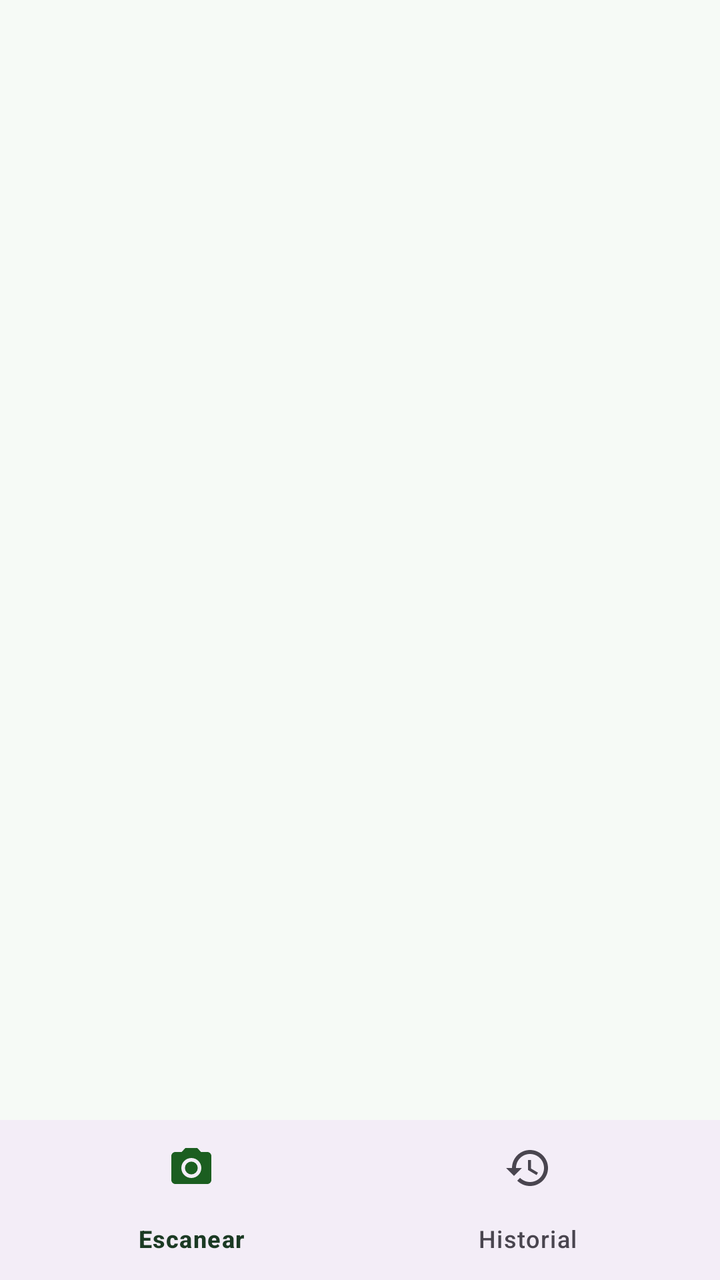
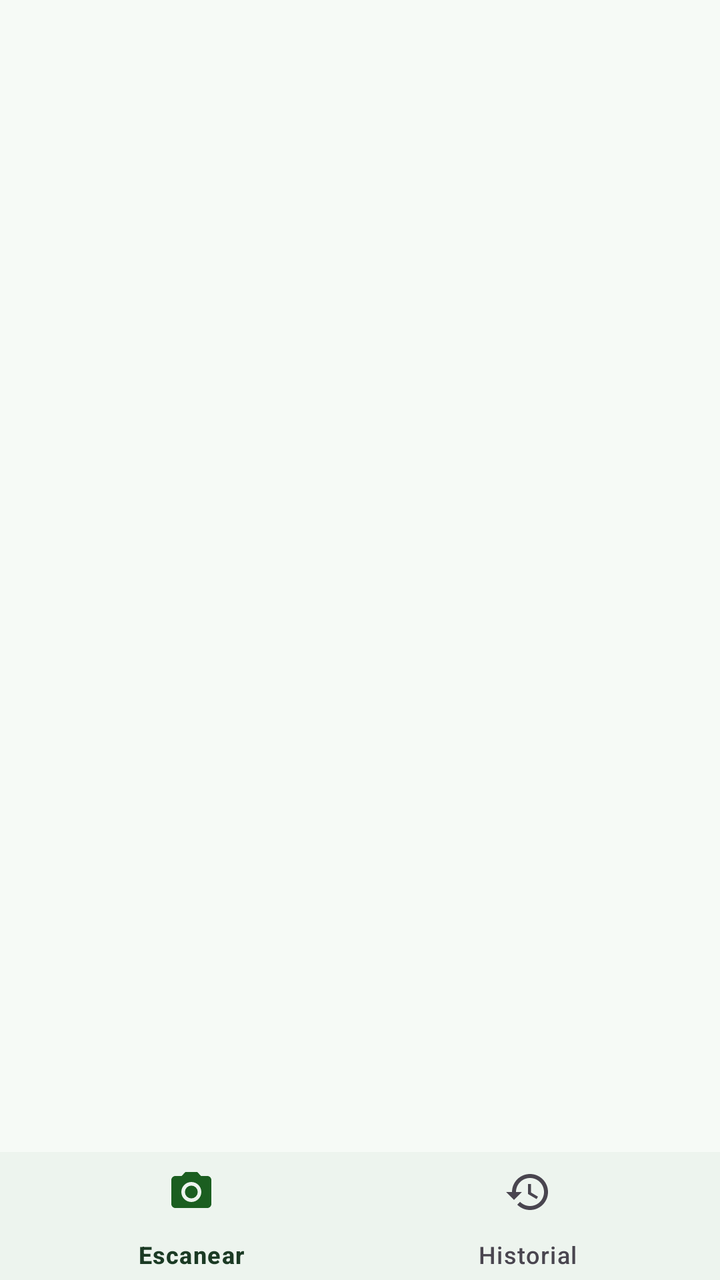

Two renders of the same Android screen: before a commit and after it. Below are the layout's source before the change and the commit's diff.
<!-- AndroidManifest.xml: application theme Theme.NutrixAI -->
<!-- res/layout/activity_main.xml -->
<?xml version="1.0" encoding="utf-8"?>
<LinearLayout xmlns:android="http://schemas.android.com/apk/res/android"
    xmlns:app="http://schemas.android.com/apk/res-auto"
    xmlns:tools="http://schemas.android.com/tools"
    android:id="@+id/main"
    android:layout_width="match_parent"
    android:layout_height="match_parent"
    android:orientation="vertical"
    tools:context=".MainActivity">

    
    <androidx.fragment.app.FragmentContainerView
        android:id="@+id/contenedor"
        android:layout_width="match_parent"
        android:layout_height="0dp"
        android:layout_weight="1" />

    <com.google.android.material.bottomnavigation.BottomNavigationView
        android:id="@+id/bottom_nav"
        android:layout_width="match_parent"
        android:layout_height="wrap_content"
        app:menu="@menu/menu_inferior" />
</LinearLayout>
<!-- resources referenced by this layout -->
<resources>
  <style name="Theme.NutrixAI" parent="Base.Theme.NutrixAI" />
  <style name="Base.Theme.NutrixAI" parent="Theme.Material3.Light.NoActionBar">
          <item name="colorPrimary">@color/verde_principal</item>
          <item name="colorOnPrimary">@color/white</item>
          <item name="colorPrimaryContainer">@color/verde_claro</item>
          <item name="colorOnPrimaryContainer">@color/verde_oscuro</item>
          <item name="colorSecondaryContainer">@color/verde_claro</item>
          <item name="colorOnSecondaryContainer">@color/verde_oscuro</item>
          <item name="android:colorBackground">@color/fondo</item>
          <item name="colorSurface">@color/white</item>
          <item name="colorOnBackground">@color/texto_principal</item>
          <item name="colorOnSurface">@color/texto_principal</item>
      </style>
  <color name="verde_principal">#2E7D32</color>
  <color name="white">#FFFFFFFF</color>
  <color name="verde_claro">#E3F1E4</color>
  <color name="verde_oscuro">#1B5E20</color>
  <color name="fondo">#F6FAF6</color>
  <color name="texto_principal">#1B3A24</color>
</resources>

<!-- the commit's change to res/layout/activity_main.xml (unified diff, before → after) -->
@@ -19,5 +19,9 @@
         android:id="@+id/bottom_nav"
         android:layout_width="match_parent"
         android:layout_height="wrap_content"
+        android:minHeight="64dp"
+        app:backgroundTint="@color/white"
+        app:itemPaddingBottom="8dp"
+        app:itemPaddingTop="8dp"
         app:menu="@menu/menu_inferior" />
 </LinearLayout>
